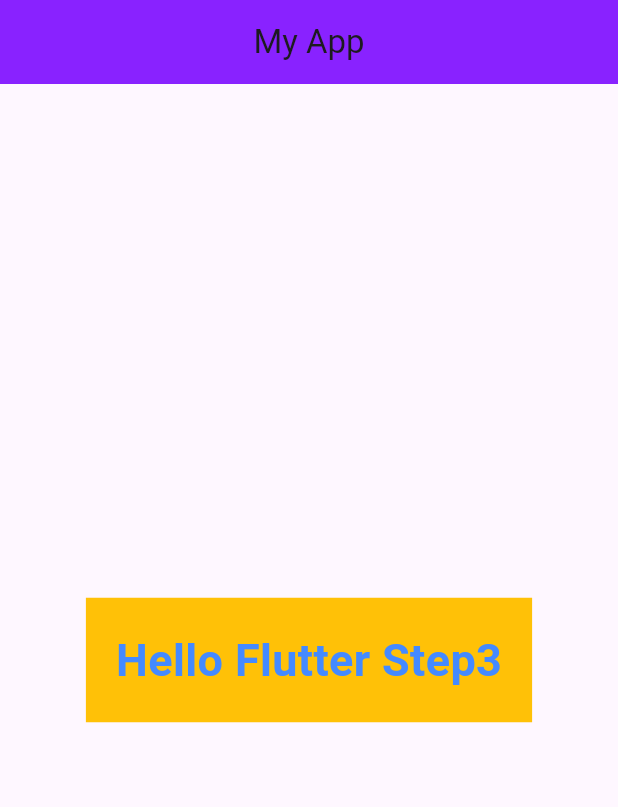
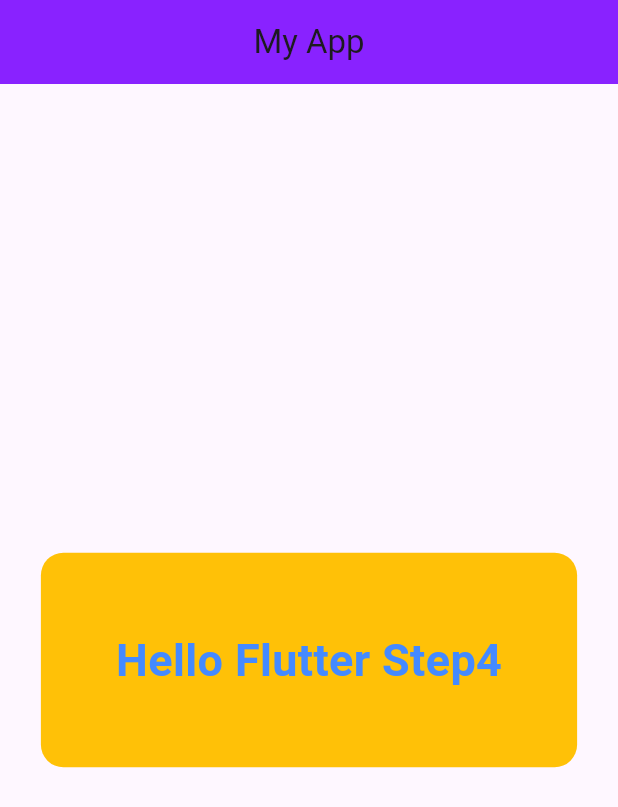
Before and after one commit to BeamSupakit/learn_flutter_67_1, a Flutter app: the screen it shows after launch, on a phone screen of 412 x 824 dp. Shown: the top 807 px of the screen. Run offline on Flutter 3.47's test engine with Material 3 defaults, Android fonts, the phone set to English and light mode, and no system bars.

Commit message:
Step 4 Sperate the home widget into its own file

```diff
--- a/lib/main.dart
+++ b/lib/main.dart
@@ -1,5 +1,5 @@
 import 'package:flutter/material.dart';
-
+import 'screen/home.dart';
 void main() {
   // runApp(const MyApp());
 
@@ -16,35 +16,11 @@ void main() {
           centerTitle: true,
         ),
         body: Home(),
-        // body: Text("Hello Father!"),
       ),
     ),
   );
 }
 
-class Home extends StatelessWidget {
-  const Home({super.key});
-
-  @override
-  Widget build(BuildContext context) {
-    // return Text("Hello Flutter! Step2");
-    return Center(
-      child: Container(
-        color: Colors.amber,
-        margin: EdgeInsets.symmetric(horizontal: 20, vertical: 10),
-        padding: EdgeInsets.all(20),
-        child: Text(
-          "Hello Flutter Step3",
-          style: TextStyle(
-            fontSize: 30,
-            color: Colors.blueAccent,
-            fontWeight: FontWeight.bold,
-          ),
-        ),
-      ),
-    );
-  }
-}
 
 class MyHomePage extends StatefulWidget {
   const MyHomePage({super.key, required this.title});
--- /dev/null
+++ b/lib/screen/home.dart
@@ -0,0 +1,27 @@
+import 'package:flutter/material.dart';
+
+class Home extends StatelessWidget {
+  const Home({super.key});
+
+  @override
+  Widget build(BuildContext context) {
+    return Center(
+      child: Container(
+        margin: const EdgeInsets.symmetric(horizontal: 20, vertical: 10),
+        padding: const EdgeInsets.all(50),
+        decoration: BoxDecoration(
+          color: Colors.amber,
+          borderRadius: BorderRadius.circular(15),
+        ),
+        child: const Text(
+          "Hello Flutter Step4",
+          style: TextStyle(
+            fontSize: 30,
+            color: Colors.blueAccent,
+            fontWeight: FontWeight.bold,
+          ),
+        ),
+      ),
+    );
+  }
+}
```
